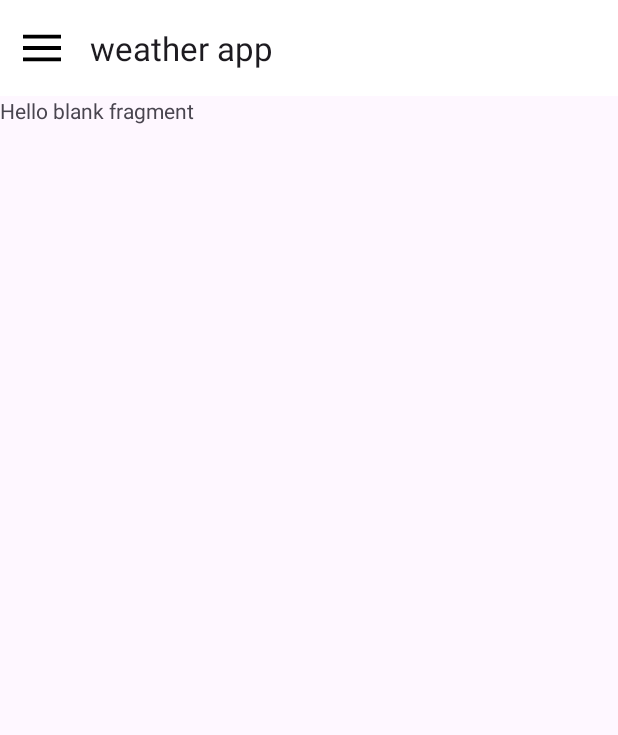
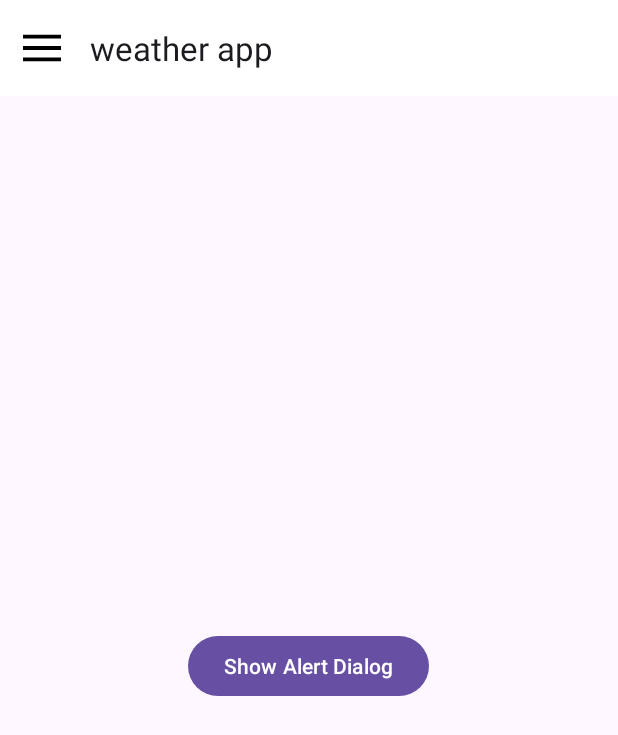
Before and after one commit to Omaar-Mohamed/Weather_App, an Android app: the AlertFragment screen opened through its navigation route, on a phone screen of 412 x 824 dp. Shown: the top 735 px of the screen. Run offline under Robolectric (Android 15) with nearby library versions, the phone set to English and light mode, and no system bars; pictures from the network do not load.

Commit message:
AlertWorker and notification

```diff
--- a/app/build.gradle
+++ b/app/build.gradle
@@ -74,7 +74,8 @@ dependencies {
     implementation 'com.google.android.gms:play-services-maps:18.2.0'
 
 
-
+// work manager
+    implementation "androidx.work:work-runtime-ktx:2.9.0"
 
 
 
--- a/app/src/main/AndroidManifest.xml
+++ b/app/src/main/AndroidManifest.xml
@@ -5,6 +5,9 @@
     <uses-permission android:name="android.permission.INTERNET" />
     <uses-permission android:name="android.permission.ACCESS_COARSE_LOCATION" />
     <uses-permission android:name="android.permission.ACCESS_FINE_LOCATION" />
+
+    <uses-permission android:name="android.permission.POST_NOTIFICATIONS" />
+
 
     <application
         android:allowBackup="true"
--- a/app/src/main/java/com/example/weatherapp/alert/view/AlertFragment.kt
+++ b/app/src/main/java/com/example/weatherapp/alert/view/AlertFragment.kt
@@ -5,19 +5,32 @@ import androidx.fragment.app.Fragment
 import android.view.LayoutInflater
 import android.view.View
 import android.view.ViewGroup
+import androidx.work.OneTimeWorkRequestBuilder
+import androidx.work.WorkManager
+import androidx.work.WorkRequest
 import com.example.weatherapp.R
+import com.example.weatherapp.databinding.FragmentAlertBinding
 
 
 class AlertFragment : Fragment() {
 
-
+    lateinit var binding: FragmentAlertBinding
     override fun onCreateView(
         inflater: LayoutInflater, container: ViewGroup?,
         savedInstanceState: Bundle?
     ): View? {
         // Inflate the layout for this fragment
-        return inflater.inflate(R.layout.fragment_alert, container, false)
+        binding = FragmentAlertBinding.inflate(inflater, container, false)
+        return binding.root
+
     }
 
-
+    override fun onViewCreated(view: View, savedInstanceState: Bundle?) {
+        super.onViewCreated(view, savedInstanceState)
+        binding.button.setOnClickListener {
+            val alertWorker = OneTimeWorkRequestBuilder<AlertWorker>()
+                .build()
+            WorkManager.getInstance(requireContext()).enqueue(alertWorker)
+        }
+    }
 }
--- a/app/src/main/res/layout/fragment_alert.xml
+++ b/app/src/main/res/layout/fragment_alert.xml
@@ -5,10 +5,12 @@
     android:layout_height="match_parent"
     tools:context=".alert.view.AlertFragment">
 
-    <!-- TODO: Update blank fragment layout -->
-    <TextView
-        android:layout_width="match_parent"
-        android:layout_height="match_parent"
-        android:text="@string/hello_blank_fragment" />
+    <Button
+        android:id="@+id/button"
+        android:layout_width="wrap_content"
+        android:layout_height="wrap_content"
+        android:text="Show Alert Dialog"
+        android:layout_gravity="center"
+        android:onClick="showAlertDialog" />
 
 </FrameLayout>
```
Also changed, not shown: app/src/main/java/com/example/weatherapp/alert/view/AlertWorker.kt (added, +63 -0 lines).
